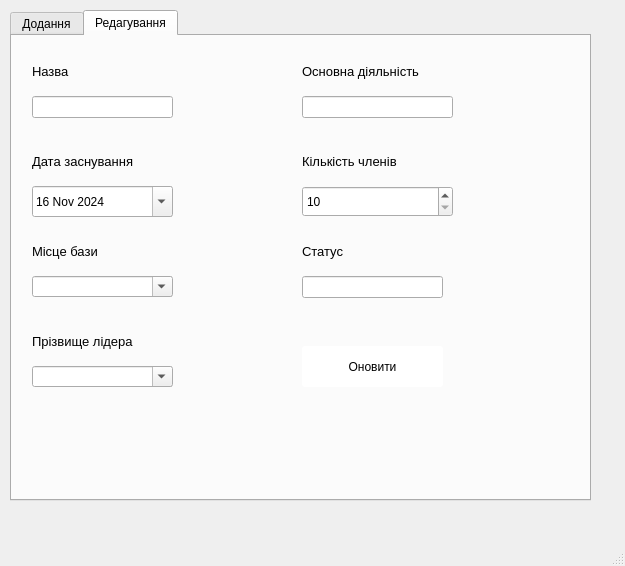
Old version of the form app/gui/gangs_manipulation.ui in the repository ValRudyka/courseprogram.
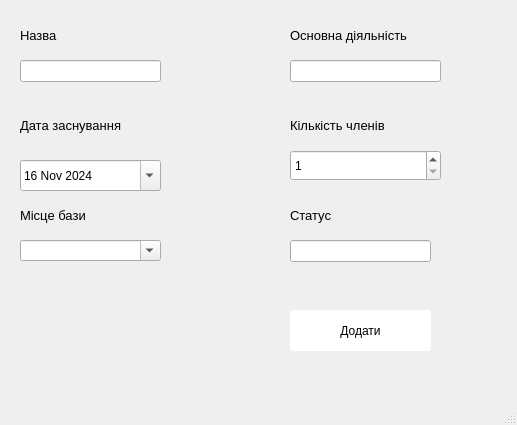
New version of the form. The open tabs and pages were chosen to show the change.

Commit message: split edit and add forms for gangs

Patch:
```diff
--- a/app/gui/gangs_manipulation.ui
+++ b/app/gui/gangs_manipulation.ui
@@ -6,548 +6,226 @@
    <rect>
     <x>0</x>
     <y>0</y>
-    <width>625</width>
-    <height>566</height>
+    <width>517</width>
+    <height>425</height>
    </rect>
   </property>
   <property name="windowTitle">
    <string>Робота з записами угруповувань</string>
   </property>
   <widget class="QWidget" name="centralwidget">
-   <widget class="QTabWidget" name="tabWidget">
+   <widget class="QPushButton" name="pushButton_3">
     <property name="geometry">
      <rect>
-      <x>10</x>
-      <y>10</y>
-      <width>581</width>
-      <height>491</height>
+      <x>290</x>
+      <y>310</y>
+      <width>141</width>
+      <height>41</height>
      </rect>
     </property>
-    <property name="tabShape">
-     <enum>QTabWidget::Rounded</enum>
+    <property name="styleSheet">
+     <string notr="true">background-color: rgb(255, 255, 255);
+border-radius: 3px;</string>
     </property>
-    <property name="currentIndex">
-     <number>0</number>
+    <property name="text">
+     <string>Додати</string>
     </property>
-    <widget class="QWidget" name="tab">
-     <attribute name="title">
-      <string>Додання</string>
-     </attribute>
-     <widget class="QDateEdit" name="dateEdit">
-      <property name="geometry">
-       <rect>
-        <x>30</x>
-        <y>160</y>
-        <width>141</width>
-        <height>31</height>
-       </rect>
-      </property>
-      <property name="inputMethodHints">
-       <set>Qt::ImhDate|Qt::ImhPreferNumbers</set>
-      </property>
-      <property name="calendarPopup">
-       <bool>true</bool>
-      </property>
-      <property name="date">
-       <date>
-        <year>2024</year>
-        <month>11</month>
-        <day>16</day>
-       </date>
-      </property>
-     </widget>
-     <widget class="QLabel" name="label">
-      <property name="geometry">
-       <rect>
-        <x>30</x>
-        <y>30</y>
-        <width>111</width>
-        <height>31</height>
-       </rect>
-      </property>
-      <property name="font">
-       <font>
-        <pointsize>10</pointsize>
-       </font>
-      </property>
-      <property name="text">
-       <string>Назва</string>
-      </property>
-     </widget>
-     <widget class="QLabel" name="label_4">
-      <property name="geometry">
-       <rect>
-        <x>30</x>
-        <y>210</y>
-        <width>151</width>
-        <height>31</height>
-       </rect>
-      </property>
-      <property name="font">
-       <font>
-        <pointsize>10</pointsize>
-       </font>
-      </property>
-      <property name="text">
-       <string>Місце бази</string>
-      </property>
-     </widget>
-     <widget class="QLabel" name="label_5">
-      <property name="geometry">
-       <rect>
-        <x>30</x>
-        <y>120</y>
-        <width>151</width>
-        <height>31</height>
-       </rect>
-      </property>
-      <property name="font">
-       <font>
-        <pointsize>10</pointsize>
-       </font>
-      </property>
-      <property name="text">
-       <string>Дата заснування</string>
-      </property>
-     </widget>
-     <widget class="QLabel" name="label_6">
-      <property name="geometry">
-       <rect>
-        <x>300</x>
-        <y>30</y>
-        <width>241</width>
-        <height>31</height>
-       </rect>
-      </property>
-      <property name="font">
-       <font>
-        <pointsize>10</pointsize>
-       </font>
-      </property>
-      <property name="text">
-       <string>Основна діяльність</string>
-      </property>
-     </widget>
-     <widget class="QLabel" name="label_7">
-      <property name="geometry">
-       <rect>
-        <x>300</x>
-        <y>120</y>
-        <width>211</width>
-        <height>31</height>
-       </rect>
-      </property>
-      <property name="font">
-       <font>
-        <pointsize>10</pointsize>
-       </font>
-      </property>
-      <property name="text">
-       <string>Кількість членів</string>
-      </property>
-     </widget>
-     <widget class="QSpinBox" name="spinBox">
-      <property name="geometry">
-       <rect>
-        <x>300</x>
-        <y>160</y>
-        <width>151</width>
-        <height>31</height>
-       </rect>
-      </property>
-      <property name="minimum">
-       <number>10</number>
-      </property>
-      <property name="maximum">
-       <number>210</number>
-      </property>
-      <property name="value">
-       <number>10</number>
-      </property>
-      <property name="displayIntegerBase">
-       <number>10</number>
-      </property>
-     </widget>
-     <widget class="QLineEdit" name="lineEdit_3">
-      <property name="geometry">
-       <rect>
-        <x>30</x>
-        <y>70</y>
-        <width>141</width>
-        <height>22</height>
-       </rect>
-      </property>
-      <property name="placeholderText">
-       <string/>
-      </property>
-     </widget>
-     <widget class="QPushButton" name="pushButton">
-      <property name="geometry">
-       <rect>
-        <x>300</x>
-        <y>320</y>
-        <width>141</width>
-        <height>41</height>
-       </rect>
-      </property>
-      <property name="styleSheet">
-       <string notr="true">background-color: rgb(255, 255, 255);
-border-radius: 3px;</string>
-      </property>
-      <property name="text">
-       <string>Додати</string>
-      </property>
-     </widget>
-     <widget class="QComboBox" name="comboBox_5">
-      <property name="geometry">
-       <rect>
-        <x>30</x>
-        <y>250</y>
-        <width>141</width>
-        <height>21</height>
-       </rect>
-      </property>
-      <property name="editable">
-       <bool>true</bool>
-      </property>
-     </widget>
-     <widget class="QLabel" name="label_17">
-      <property name="geometry">
-       <rect>
-        <x>30</x>
-        <y>300</y>
-        <width>151</width>
-        <height>31</height>
-       </rect>
-      </property>
-      <property name="font">
-       <font>
-        <pointsize>10</pointsize>
-       </font>
-      </property>
-      <property name="text">
-       <string>Прізвище лідера</string>
-      </property>
-     </widget>
-     <widget class="QComboBox" name="comboBox_11">
-      <property name="geometry">
-       <rect>
-        <x>30</x>
-        <y>340</y>
-        <width>141</width>
-        <height>21</height>
-       </rect>
-      </property>
-      <property name="editable">
-       <bool>true</bool>
-      </property>
-     </widget>
-     <widget class="QLineEdit" name="lineEdit_4">
-      <property name="geometry">
-       <rect>
-        <x>300</x>
-        <y>70</y>
-        <width>151</width>
-        <height>22</height>
-       </rect>
-      </property>
-      <property name="placeholderText">
-       <string/>
-      </property>
-     </widget>
-     <widget class="QLabel" name="label_33">
-      <property name="geometry">
-       <rect>
-        <x>300</x>
-        <y>210</y>
-        <width>151</width>
-        <height>31</height>
-       </rect>
-      </property>
-      <property name="font">
-       <font>
-        <pointsize>10</pointsize>
-       </font>
-      </property>
-      <property name="text">
-       <string>Статус</string>
-      </property>
-     </widget>
-     <widget class="QLineEdit" name="lineEdit_5">
-      <property name="geometry">
-       <rect>
-        <x>300</x>
-        <y>250</y>
-        <width>141</width>
-        <height>22</height>
-       </rect>
-      </property>
-      <property name="placeholderText">
-       <string/>
-      </property>
-     </widget>
-    </widget>
-    <widget class="QWidget" name="tab_2">
-     <property name="enabled">
-      <bool>true</bool>
-     </property>
-     <attribute name="title">
-      <string>Редагування</string>
-     </attribute>
-     <widget class="QLineEdit" name="lineEdit_6">
-      <property name="geometry">
-       <rect>
-        <x>20</x>
-        <y>60</y>
-        <width>141</width>
-        <height>22</height>
-       </rect>
-      </property>
-      <property name="placeholderText">
-       <string/>
-      </property>
-     </widget>
-     <widget class="QLabel" name="label_8">
-      <property name="geometry">
-       <rect>
-        <x>20</x>
-        <y>110</y>
-        <width>151</width>
-        <height>31</height>
-       </rect>
-      </property>
-      <property name="font">
-       <font>
-        <pointsize>10</pointsize>
-       </font>
-      </property>
-      <property name="text">
-       <string>Дата заснування</string>
-      </property>
-     </widget>
-     <widget class="QLabel" name="label_18">
-      <property name="geometry">
-       <rect>
-        <x>20</x>
-        <y>290</y>
-        <width>151</width>
-        <height>31</height>
-       </rect>
-      </property>
-      <property name="font">
-       <font>
-        <pointsize>10</pointsize>
-       </font>
-      </property>
-      <property name="text">
-       <string>Прізвище лідера</string>
-      </property>
-     </widget>
-     <widget class="QComboBox" name="comboBox_6">
-      <property name="geometry">
-       <rect>
-        <x>20</x>
-        <y>240</y>
-        <width>141</width>
-        <height>21</height>
-       </rect>
-      </property>
-      <property name="editable">
-       <bool>true</bool>
-      </property>
-     </widget>
-     <widget class="QComboBox" name="comboBox_12">
-      <property name="geometry">
-       <rect>
-        <x>20</x>
-        <y>330</y>
-        <width>141</width>
-        <height>21</height>
-       </rect>
-      </property>
-      <property name="editable">
-       <bool>true</bool>
-      </property>
-     </widget>
-     <widget class="QLabel" name="label_2">
-      <property name="geometry">
-       <rect>
-        <x>20</x>
-        <y>20</y>
-        <width>111</width>
-        <height>31</height>
-       </rect>
-      </property>
-      <property name="font">
-       <font>
-        <pointsize>10</pointsize>
-       </font>
-      </property>
-      <property name="text">
-       <string>Назва</string>
-      </property>
-     </widget>
-     <widget class="QLabel" name="label_9">
-      <property name="geometry">
-       <rect>
-        <x>20</x>
-        <y>200</y>
-        <width>151</width>
-        <height>31</height>
-       </rect>
-      </property>
-      <property name="font">
-       <font>
-        <pointsize>10</pointsize>
-       </font>
-      </property>
-      <property name="text">
-       <string>Місце бази</string>
-      </property>
-     </widget>
-     <widget class="QLabel" name="label_34">
-      <property name="geometry">
-       <rect>
-        <x>290</x>
-        <y>200</y>
-        <width>151</width>
-        <height>31</height>
-       </rect>
-      </property>
-      <property name="font">
-       <font>
-        <pointsize>10</pointsize>
-       </font>
-      </property>
-      <property name="text">
-       <string>Статус</string>
-      </property>
-     </widget>
-     <widget class="QSpinBox" name="spinBox_2">
-      <property name="geometry">
-       <rect>
-        <x>290</x>
-        <y>150</y>
-        <width>151</width>
-        <height>31</height>
-       </rect>
-      </property>
-      <property name="minimum">
-       <number>10</number>
-      </property>
-      <property name="maximum">
-       <number>210</number>
-      </property>
-      <property name="value">
-       <number>10</number>
-      </property>
-      <property name="displayIntegerBase">
-       <number>10</number>
-      </property>
-     </widget>
-     <widget class="QLabel" name="label_10">
-      <property name="geometry">
-       <rect>
-        <x>290</x>
-        <y>110</y>
-        <width>211</width>
-        <height>31</height>
-       </rect>
-      </property>
-      <property name="font">
-       <font>
-        <pointsize>10</pointsize>
-       </font>
-      </property>
-      <property name="text">
-       <string>Кількість членів</string>
-      </property>
-     </widget>
-     <widget class="QPushButton" name="pushButton_2">
-      <property name="geometry">
-       <rect>
-        <x>290</x>
-        <y>310</y>
-        <width>141</width>
-        <height>41</height>
-       </rect>
-      </property>
-      <property name="styleSheet">
-       <string notr="true">background-color: rgb(255, 255, 255);
-border-radius: 3px;</string>
-      </property>
-      <property name="text">
-       <string>Оновити</string>
-      </property>
-     </widget>
-     <widget class="QLineEdit" name="lineEdit_7">
-      <property name="geometry">
-       <rect>
-        <x>290</x>
-        <y>60</y>
-        <width>151</width>
-        <height>22</height>
-       </rect>
-      </property>
-      <property name="placeholderText">
-       <string/>
-      </property>
-     </widget>
-     <widget class="QDateEdit" name="dateEdit_2">
-      <property name="geometry">
-       <rect>
-        <x>20</x>
-        <y>150</y>
-        <width>141</width>
-        <height>31</height>
-       </rect>
-      </property>
-      <property name="inputMethodHints">
-       <set>Qt::ImhDate|Qt::ImhPreferNumbers</set>
-      </property>
-      <property name="calendarPopup">
-       <bool>true</bool>
-      </property>
-      <property name="date">
-       <date>
-        <year>2024</year>
-        <month>11</month>
-        <day>16</day>
-       </date>
-      </property>
-     </widget>
-     <widget class="QLineEdit" name="lineEdit_8">
-      <property name="geometry">
-       <rect>
-        <x>290</x>
-        <y>240</y>
-        <width>141</width>
-        <height>22</height>
-       </rect>
-      </property>
-      <property name="placeholderText">
-       <string/>
-      </property>
-     </widget>
-     <widget class="QLabel" name="label_11">
-      <property name="geometry">
-       <rect>
-        <x>290</x>
-        <y>20</y>
-        <width>241</width>
-        <height>31</height>
-       </rect>
-      </property>
-      <property name="font">
-       <font>
-        <pointsize>10</pointsize>
-       </font>
-      </property>
-      <property name="text">
-       <string>Основна діяльність</string>
-      </property>
-     </widget>
-    </widget>
+   </widget>
+   <widget class="QLineEdit" name="lineEdit_9">
+    <property name="geometry">
+     <rect>
+      <x>20</x>
+      <y>60</y>
+      <width>141</width>
+      <height>22</height>
+     </rect>
+    </property>
+    <property name="placeholderText">
+     <string/>
+    </property>
+   </widget>
+   <widget class="QLabel" name="label_35">
+    <property name="geometry">
+     <rect>
+      <x>290</x>
+      <y>200</y>
+      <width>151</width>
+      <height>31</height>
+     </rect>
+    </property>
+    <property name="font">
+     <font>
+      <pointsize>10</pointsize>
+     </font>
+    </property>
+    <property name="text">
+     <string>Статус</string>
+    </property>
+   </widget>
+   <widget class="QLabel" name="label_12">
+    <property name="geometry">
+     <rect>
+      <x>20</x>
+      <y>110</y>
+      <width>151</width>
+      <height>31</height>
+     </rect>
+    </property>
+    <property name="font">
+     <font>
+      <pointsize>10</pointsize>
+     </font>
+    </property>
+    <property name="text">
+     <string>Дата заснування</string>
+    </property>
+   </widget>
+   <widget class="QLabel" name="label_13">
+    <property name="geometry">
+     <rect>
+      <x>20</x>
+      <y>200</y>
+      <width>151</width>
+      <height>31</height>
+     </rect>
+    </property>
+    <property name="font">
+     <font>
+      <pointsize>10</pointsize>
+     </font>
+    </property>
+    <property name="text">
+     <string>Місце бази</string>
+    </property>
+   </widget>
+   <widget class="QLineEdit" name="lineEdit_10">
+    <property name="geometry">
+     <rect>
+      <x>290</x>
+      <y>240</y>
+      <width>141</width>
+      <height>22</height>
+     </rect>
+    </property>
+    <property name="placeholderText">
+     <string/>
+    </property>
+   </widget>
+   <widget class="QLabel" name="label_14">
+    <property name="geometry">
+     <rect>
+      <x>290</x>
+      <y>20</y>
+      <width>241</width>
+      <height>31</height>
+     </rect>
+    </property>
+    <property name="font">
+     <font>
+      <pointsize>10</pointsize>
+     </font>
+    </property>
+    <property name="text">
+     <string>Основна діяльність</string>
+    </property>
+   </widget>
+   <widget class="QLineEdit" name="lineEdit_11">
+    <property name="geometry">
+     <rect>
+      <x>290</x>
+      <y>60</y>
+      <width>151</width>
+      <height>22</height>
+     </rect>
+    </property>
+    <property name="placeholderText">
+     <string/>
+    </property>
+   </widget>
+   <widget class="QLabel" name="label_3">
+    <property name="geometry">
+     <rect>
+      <x>20</x>
+      <y>20</y>
+      <width>111</width>
+      <height>31</height>
+     </rect>
+    </property>
+    <property name="font">
+     <font>
+      <pointsize>10</pointsize>
+     </font>
+    </property>
+    <property name="text">
+     <string>Назва</string>
+    </property>
+   </widget>
+   <widget class="QLabel" name="label_15">
+    <property name="geometry">
+     <rect>
+      <x>290</x>
+      <y>110</y>
+      <width>211</width>
+      <height>31</height>
+     </rect>
+    </property>
+    <property name="font">
+     <font>
+      <pointsize>10</pointsize>
+     </font>
+    </property>
+    <property name="text">
+     <string>Кількість членів</string>
+    </property>
+   </widget>
+   <widget class="QComboBox" name="comboBox_7">
+    <property name="geometry">
+     <rect>
+      <x>20</x>
+      <y>240</y>
+      <width>141</width>
+      <height>21</height>
+     </rect>
+    </property>
+    <property name="editable">
+     <bool>true</bool>
+    </property>
+   </widget>
+   <widget class="QDateEdit" name="dateEdit">
+    <property name="geometry">
+     <rect>
+      <x>20</x>
+      <y>160</y>
+      <width>141</width>
+      <height>31</height>
+     </rect>
+    </property>
+    <property name="inputMethodHints">
+     <set>Qt::ImhDate|Qt::ImhPreferNumbers</set>
+    </property>
+    <property name="calendarPopup">
+     <bool>true</bool>
+    </property>
+    <property name="date">
+     <date>
+      <year>2024</year>
+      <month>11</month>
+      <day>16</day>
+     </date>
+    </property>
+   </widget>
+   <widget class="QSpinBox" name="spinBox">
+    <property name="geometry">
+     <rect>
+      <x>290</x>
+      <y>150</y>
+      <width>151</width>
+      <height>31</height>
+     </rect>
+    </property>
+    <property name="minimum">
+     <number>1</number>
+    </property>
    </widget>
   </widget>
   <widget class="QMenuBar" name="menubar">
```
Left out of the diff: 2 changed lines with no effect on the pictures. The commit also changes 1 other file.
